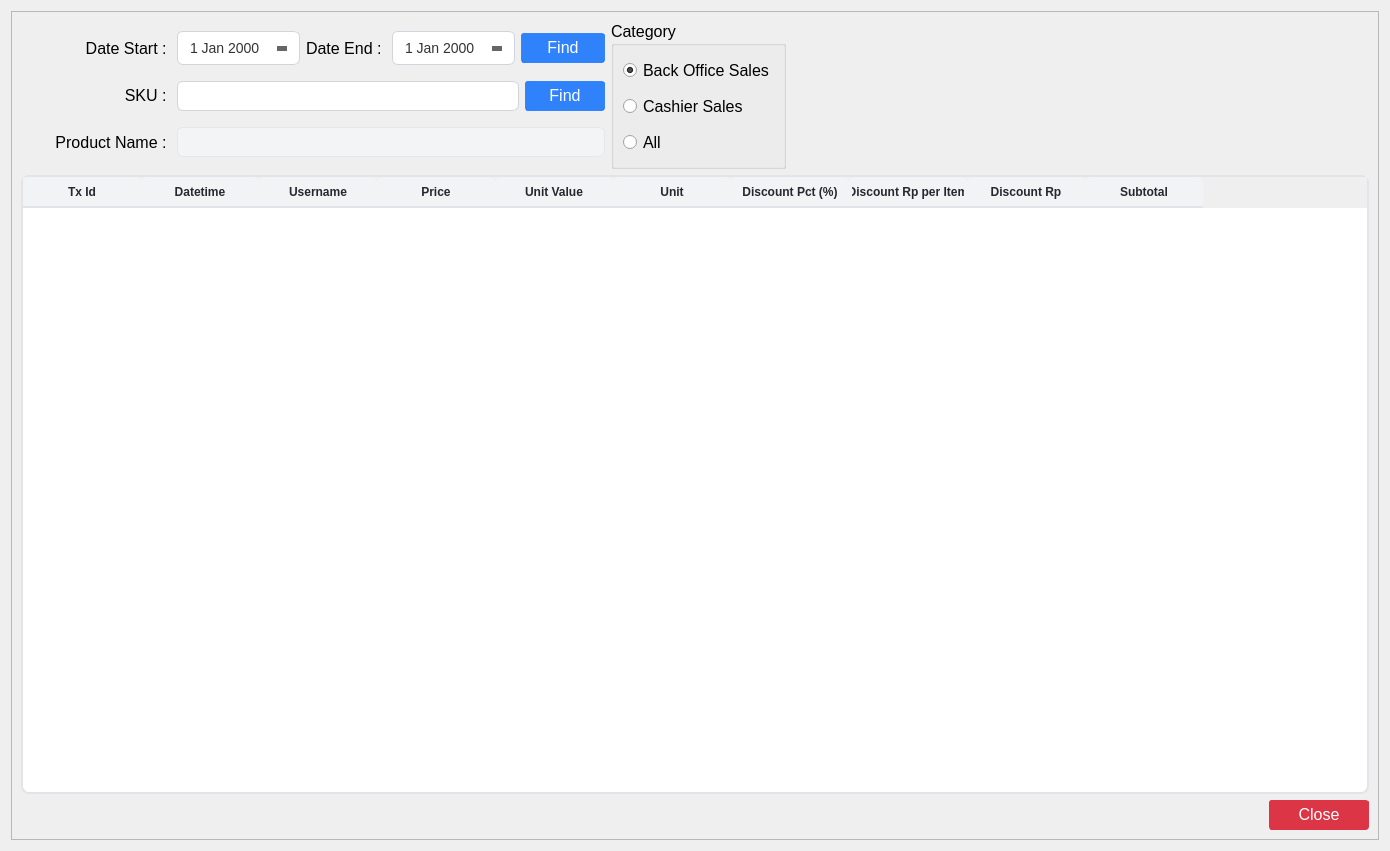
michael-halim/pos, file ui/sales_per_item_report.ui: the form before one commit.
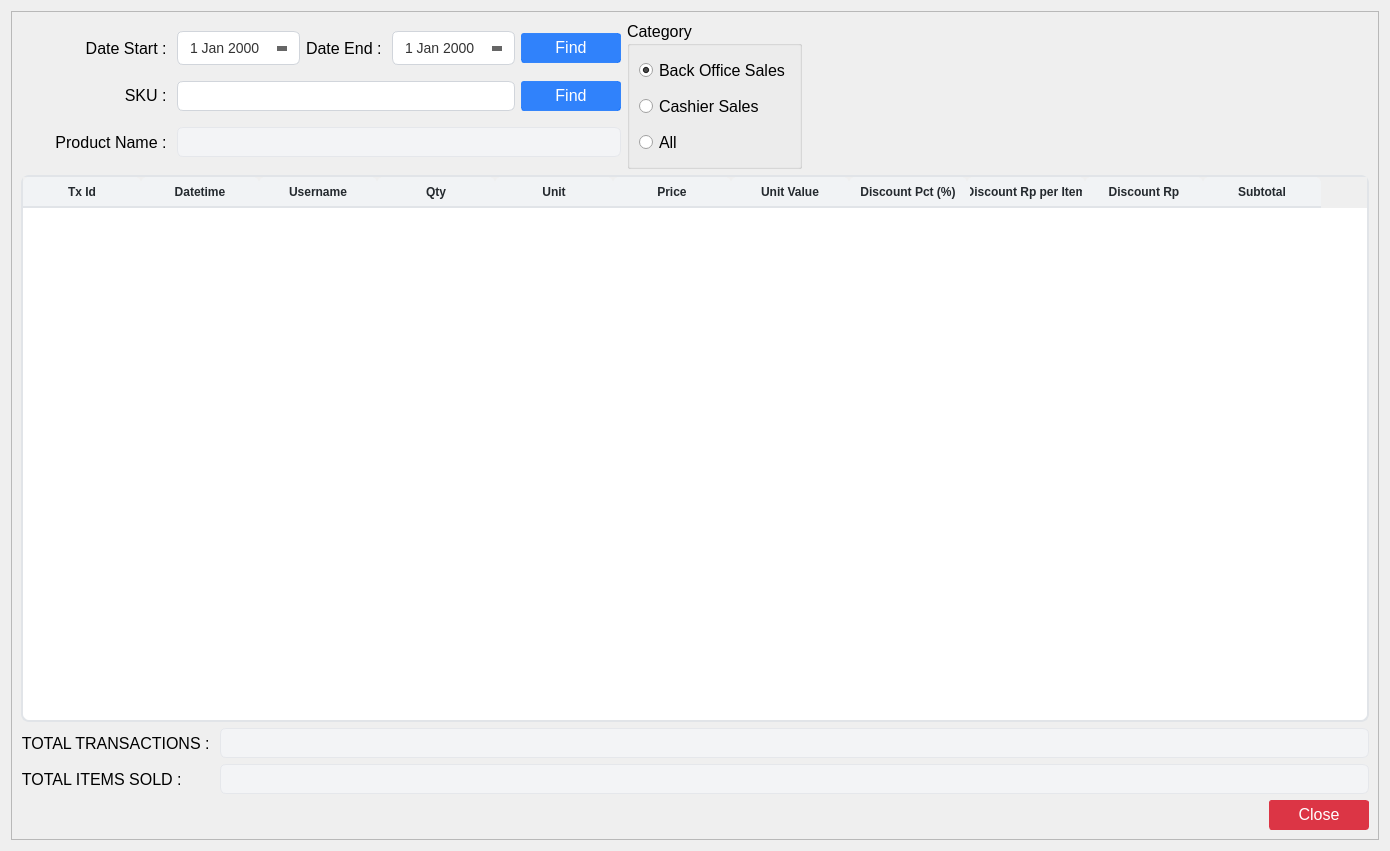
The form after the commit. Icons and pictures are not drawn.

Commit message: Patch#43: Added More Reports - Added Daily Sales Report - Added Monthly Sales Report - Profit and Loss Report - Added Stock Opname List to Create and Edit Final Stock - Added Icons - Added Login Security, User must be active - Update seed.py and create_module.py

Patch:
```diff
--- a/ui/sales_per_item_report.ui
+++ b/ui/sales_per_item_report.ui
@@ -373,7 +373,7 @@
                <widget class="QPushButton" name="find_sales_per_item_button">
                 <property name="minimumSize">
                  <size>
-                  <width>80</width>
+                  <width>100</width>
                   <height>30</height>
                  </size>
                 </property>
@@ -494,7 +494,7 @@
                 </property>
                 <property name="minimumSize">
                  <size>
-                  <width>80</width>
+                  <width>100</width>
                   <height>30</height>
                  </size>
                 </property>
@@ -826,6 +826,36 @@
             <set>AlignCenter</set>
            </property>
           </column>
+          <column>
+           <property name="text">
+            <string>Qty</string>
+           </property>
+           <property name="font">
+            <font>
+             <pointsize>12</pointsize>
+             <weight>75</weight>
+             <bold>true</bold>
+            </font>
+           </property>
+           <property name="textAlignment">
+            <set>AlignCenter</set>
+           </property>
+          </column>
+          <column>
+           <property name="text">
+            <string>Unit</string>
+           </property>
+           <property name="font">
+            <font>
+             <pointsize>12</pointsize>
+             <weight>75</weight>
+             <bold>true</bold>
+            </font>
+           </property>
+           <property name="textAlignment">
+            <set>AlignCenter</set>
+           </property>
+          </column>
           <column>
            <property name="text">
             <string>Price</string>
@@ -857,21 +887,6 @@
             <set>AlignCenter</set>
            </property>
           </column>
-          <column>
-           <property name="text">
-            <string>Unit</string>
-           </property>
-           <property name="font">
-            <font>
-             <pointsize>12</pointsize>
-             <weight>75</weight>
-             <bold>true</bold>
-            </font>
-           </property>
-           <property name="textAlignment">
-            <set>AlignCenter</set>
-           </property>
-          </column>
           <column>
            <property name="text">
             <string>Discount Pct (%)</string>
@@ -934,6 +949,94 @@
           </column>
          </widget>
         </item>
+        <item>
+         <layout class="QFormLayout" name="formLayout_5">
+          <item row="0" column="0">
+           <widget class="QLabel" name="total_transactions_label">
+            <property name="minimumSize">
+             <size>
+              <width>0</width>
+              <height>30</height>
+             </size>
+            </property>
+            <property name="font">
+             <font>
+              <pointsize>12</pointsize>
+             </font>
+            </property>
+            <property name="text">
+             <string>TOTAL TRANSACTIONS : </string>
+            </property>
+            <property name="alignment">
+             <set>Qt::AlignRight|Qt::AlignTrailing|Qt::AlignVCenter</set>
+            </property>
+           </widget>
+          </item>
+          <item row="0" column="1">
+           <widget class="QLineEdit" name="total_transactions_input">
+            <property name="enabled">
+             <bool>false</bool>
+            </property>
+            <property name="minimumSize">
+             <size>
+              <width>0</width>
+              <height>30</height>
+             </size>
+            </property>
+            <property name="font">
+             <font>
+              <pointsize>12</pointsize>
+             </font>
+            </property>
+            <property name="readOnly">
+             <bool>true</bool>
+            </property>
+           </widget>
+          </item>
+          <item row="1" column="0">
+           <widget class="QLabel" name="total_items_sold_label">
+            <property name="minimumSize">
+             <size>
+              <width>0</width>
+              <height>30</height>
+             </size>
+            </property>
+            <property name="font">
+             <font>
+              <pointsize>12</pointsize>
+             </font>
+            </property>
+            <property name="text">
+             <string>TOTAL ITEMS SOLD : </string>
+            </property>
+            <property name="alignment">
+             <set>Qt::AlignRight|Qt::AlignTrailing|Qt::AlignVCenter</set>
+            </property>
+           </widget>
+          </item>
+          <item row="1" column="1">
+           <widget class="QLineEdit" name="total_items_sold_input">
+            <property name="enabled">
+             <bool>false</bool>
+            </property>
+            <property name="minimumSize">
+             <size>
+              <width>0</width>
+              <height>30</height>
+             </size>
+            </property>
+            <property name="font">
+             <font>
+              <pointsize>12</pointsize>
+             </font>
+            </property>
+            <property name="readOnly">
+             <bool>true</bool>
+            </property>
+           </widget>
+          </item>
+         </layout>
+        </item>
         <item>
          <layout class="QHBoxLayout" name="horizontalLayout_4">
           <item>
```
The commit also changes 79 other files.
